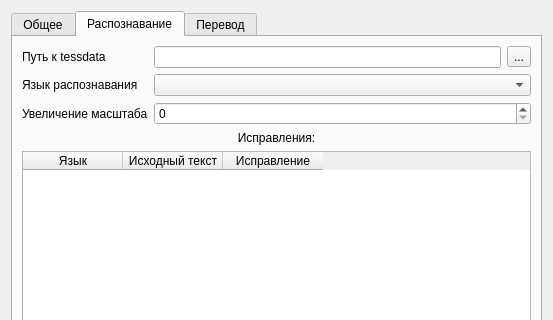
First picture: the form in SettingsEditor.ui, repository OneMoreGres/ScreenTranslator, before the edit; both pictures show x 0 to 553 and y 0 to 320 of the 553 by 483 pixel window.
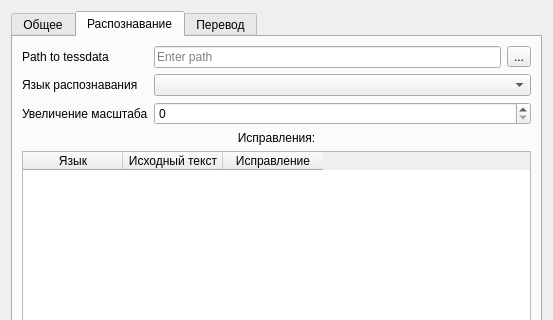
Second picture: the form after the edit. The open tabs and pages were chosen to show the change.

```diff
--- a/SettingsEditor.ui
+++ b/SettingsEditor.ui
@@ -274,7 +274,7 @@
           <string>&lt;html&gt;&lt;head/&gt;&lt;body&gt;&lt;p&gt;Необходимо для распознавания.&lt;/p&gt;&lt;p&gt;Скачивается отсюда: &lt;a href=&quot;https://github.com/tesseract-ocr/tessdata&quot;&gt;&lt;span style=&quot; text-decoration: underline; color:#7593bc;&quot;&gt;https://github.com/tesseract-ocr/tessdata&lt;/span&gt;&lt;/a&gt;&lt;/p&gt;&lt;p&gt;&amp;quot;./&amp;quot; означает, что папка &amp;quot;tessdata&amp;quot; находится в одной директории с исполняемым файлом программы.&lt;/p&gt;&lt;/body&gt;&lt;/html&gt;</string>
          </property>
          <property name="text">
-          <string>Путь к tessdata</string>
+          <string>Path to tessdata</string>
          </property>
          <property name="buddy">
           <cstring>tessdataEdit</cstring>
@@ -282,7 +282,11 @@
         </widget>
        </item>
        <item row="0" column="1">
-        <widget class="QLineEdit" name="tessdataEdit"/>
+        <widget class="QLineEdit" name="tessdataEdit">
+         <property name="placeholderText">
+          <string>Enter path</string>
+         </property>
+        </widget>
        </item>
        <item row="0" column="2">
         <widget class="QToolButton" name="tessdataButton">
```
Left out of the diff: 3 changed lines with no effect on the pictures.
